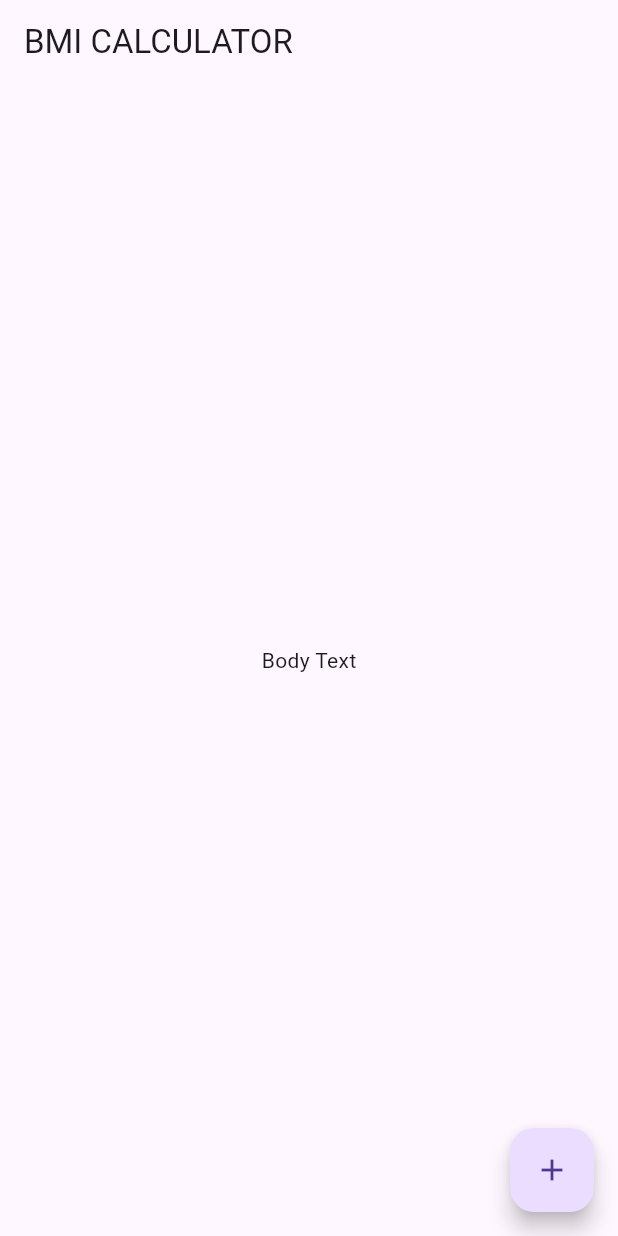
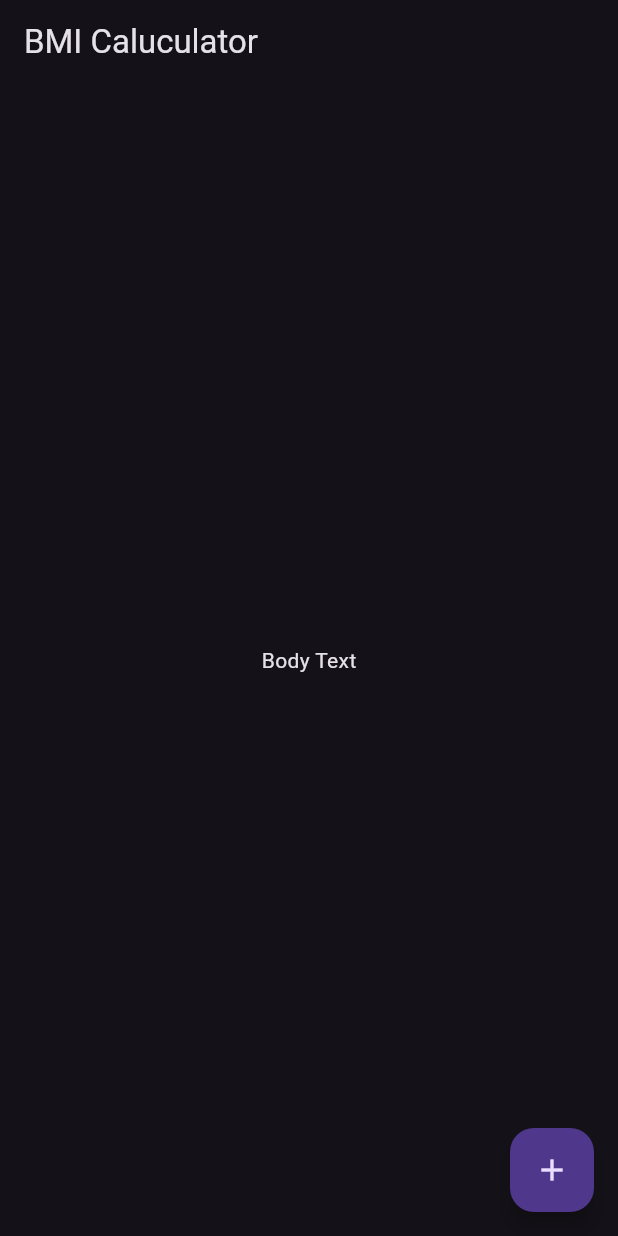
Before and after one commit to Karimbou/flutter_course_defaults, a Flutter app: the screen it shows after launch, on a phone screen of 412 x 824 dp. Run offline on Flutter 3.47's test engine with Material 3 defaults, Android fonts, the light colour scheme and no system bars; our stand-ins replace audioplayers, rflutter_alert.

Commit message:
Update main.dart
I updated the default main for the use with Material 3. There are many changes to the Theme Widgets from the flutter Team.

```diff
--- a/starter/bmi_calculator/lib/main.dart
+++ b/starter/bmi_calculator/lib/main.dart
@@ -6,14 +6,32 @@ class BMICalculator extends StatelessWidget {
   const BMICalculator({super.key});
   @override
   Widget build(BuildContext context) {
+    const appName = "BMI Caluculator";
     return MaterialApp(
-      home: InputPage(),
+      title: appName,
+      theme: ThemeData.dark(
+        // I let this for you to know that we are you using Material 3. It is needed just for Flutter prior 3.16
+        useMaterial3: true,
+        // Theme code for Material 3 was changed. I hope this new template will meet the course requirements but the deafoult appareance is different
+        // This is for a light Theme Z to use it you have to delete the .dark from ThemeData and uncomment
+        // colorScheme: ColorScheme.fromSeed(
+        //        seedColor: Colors.blue, brightness: Brightness.light)
+        //    .copyWith(surfaceTint: Colors.blue),
+        // appBarTheme: AppBarTheme(
+        //     elevation: 4.0, shadowColor: Theme.of(context).colorScheme.shadow),
+        //  textTheme: TextTheme(
+        //    displayLarge:
+        //          TextStyle(fontSize: 72.0, fontWeight: FontWeight.bold)),
+      ),
+      home: InputPage(title: appName),
     );
   }
 }
 
 class InputPage extends StatefulWidget {
-  const InputPage({super.key});
+  final String title;
+  const InputPage({Key? key, required this.title}) : super(key: key);
+
   @override
   _InputPageState createState() => _InputPageState();
 }
@@ -22,16 +40,10 @@ class _InputPageState extends State<InputPage> {
   @override
   Widget build(BuildContext context) {
     return Scaffold(
-      appBar: AppBar(
-        title: Text('BMI CALCULATOR'),
-      ),
-      body: Center(
-        child: Text('Body Text'),
-      ),
-      floatingActionButton: FloatingActionButton(
-        onPressed: () {},
-        child: Icon(Icons.add),
-      ),
+      appBar: AppBar(title: Text(widget.title)),
+      body: Center(child: Text('Body Text')),
+      floatingActionButton:
+          FloatingActionButton(onPressed: () {}, child: Icon(Icons.add)),
     );
   }
 }
```
